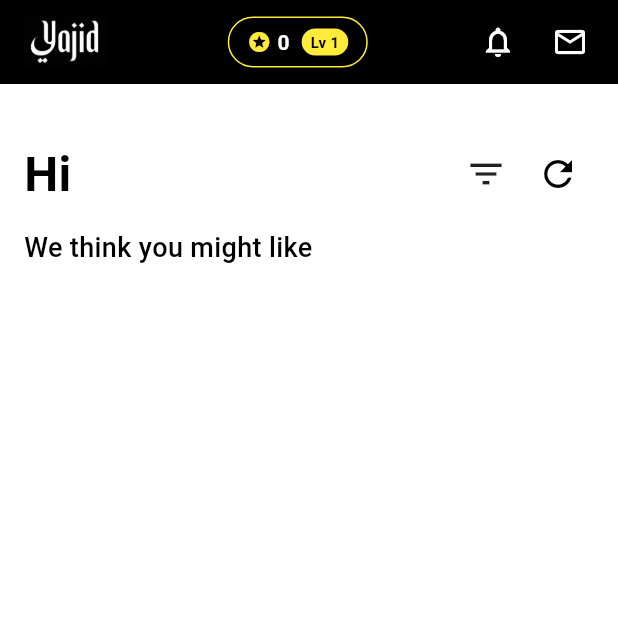
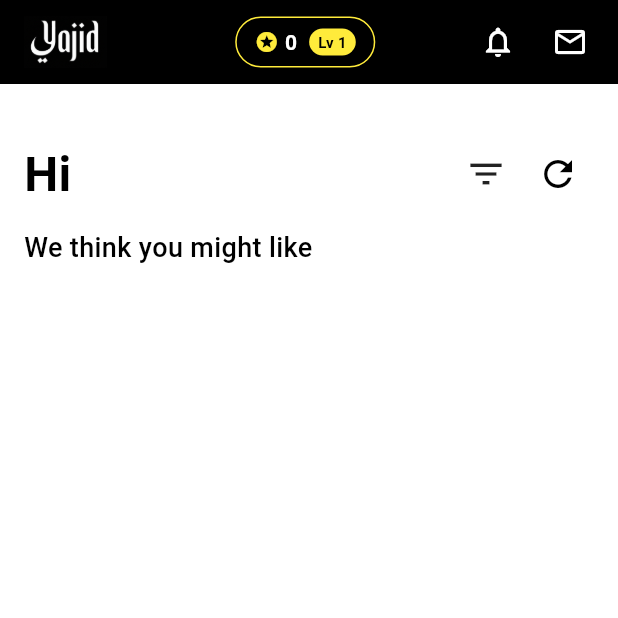
Before and after one commit to thirdeyewink/yajid-flutter, a Flutter app: the HomeScreen screen opened directly, on a phone screen of 412 x 824 dp, the top half of it. Run offline on Flutter 3.47's test engine with Material 3 defaults, Android fonts, the phone set to English and light mode, and no system bars; our stand-ins replace cached_network_image, cloud_firestore, cloud_functions, country_code_picker, equatable, firebase_auth and 10 more; missing offline and left inert: firebase_performance; accounts and stored records are empty; network calls fail.

Commit message:
ui: Move gamification widget additional 10px to the right
CHANGE:
- Updated padding from EdgeInsets.only(left: 10.0) to left: 20.0
- Total shift from center: 20px to the right

RESULT:
The gamification widget is now centered with a 20px right offset
for optimal visual positioning in the app bar.

🤖 Generated with [Claude Code](https://claude.com/claude-code)

Co-Authored-By: Claude <noreply@anthropic.com>

```diff
--- a/lib/home_screen.dart
+++ b/lib/home_screen.dart
@@ -295,10 +295,10 @@ class _HomeScreenState extends State<HomeScreen> {
                   // Left section: Logo
                   AppTheme.buildLogo(size: 55.0),
 
-                  // Center section: Gamification points display (centered, shifted 10px right)
+                  // Center section: Gamification points display (centered, shifted 20px right)
                   Expanded(
                     child: Padding(
-                      padding: const EdgeInsets.only(left: 10.0),
+                      padding: const EdgeInsets.only(left: 20.0),
                       child: Center(
                         child: BlocBuilder<GamificationBloc, GamificationState>(
                         bloc: _gamificationBloc,
```
